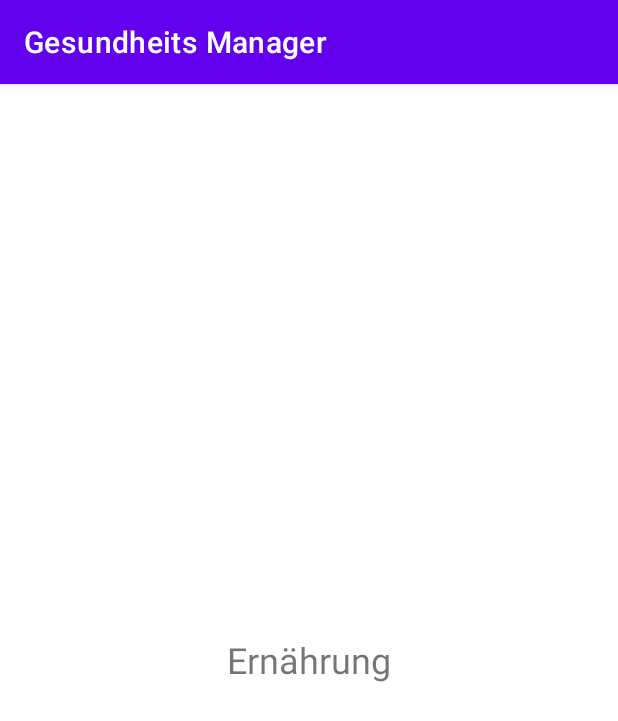
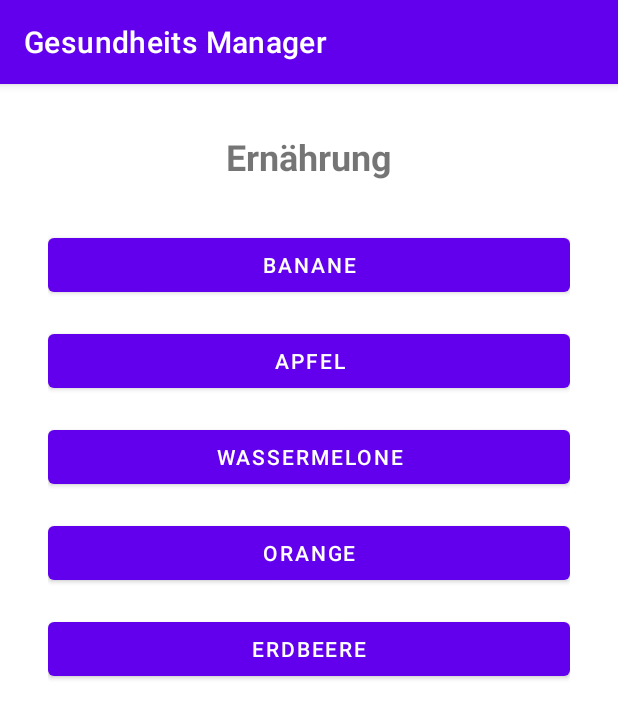
Before and after one commit to Ksarwat/GesundheitsManager-App-repo, an Android app: the fragment ErnaehrungFragment shown on its own in the app's theme, on a phone screen of 412 x 824 dp. Shown: the top 721 px of the screen. Run offline under Robolectric (Android 15) with nearby library versions, the phone set to English and light mode, and no system bars.

Commit message:
Add new fruits with some information as text

```diff
--- a/app/src/main/java/com/example/gesundheitsmanager/ui/ernaehrung/ErnaehrungFragment.java
+++ b/app/src/main/java/com/example/gesundheitsmanager/ui/ernaehrung/ErnaehrungFragment.java
@@ -5,11 +5,27 @@ import androidx.fragment.app.Fragment;
 import android.view.LayoutInflater;
 import android.view.View;
 import android.view.ViewGroup;
+import android.widget.Button;
+import androidx.navigation.Navigation;
 import com.example.gesundheitsmanager.R;
 
 public class ErnaehrungFragment extends Fragment {
     @Override
     public View onCreateView(LayoutInflater inflater, ViewGroup container, Bundle savedInstanceState) {
-        return inflater.inflate(R.layout.fragment_ernaehrung, container, false);
+        View view = inflater.inflate(R.layout.fragment_ernaehrung, container, false);
+
+        Button buttonBanane = view.findViewById(R.id.button_banane);
+        Button buttonApfel = view.findViewById(R.id.button_apfel);
+        Button buttonWassermelone = view.findViewById(R.id.button_wassermelone);
+        Button buttonOrange = view.findViewById(R.id.button_orange);
+        Button buttonErdbeere = view.findViewById(R.id.button_erdbeere);
+
+        buttonBanane.setOnClickListener(v -> Navigation.findNavController(v).navigate(R.id.fragment_banane));
+        buttonApfel.setOnClickListener(v -> Navigation.findNavController(v).navigate(R.id.fragment_apfel));
+        buttonWassermelone.setOnClickListener(v -> Navigation.findNavController(v).navigate(R.id.fragment_wassermelone));
+        buttonOrange.setOnClickListener(v -> Navigation.findNavController(v).navigate(R.id.fragment_orange));
+        buttonErdbeere.setOnClickListener(v -> Navigation.findNavController(v).navigate(R.id.fragment_erdbeere));
+
+        return view;
     }
 }
--- a/app/src/main/res/layout/fragment_ernaehrung.xml
+++ b/app/src/main/res/layout/fragment_ernaehrung.xml
@@ -1,12 +1,52 @@
 <?xml version="1.0" encoding="utf-8"?>
-<FrameLayout xmlns:android="http://schemas.android.com/apk/res/android"
+<ScrollView xmlns:android="http://schemas.android.com/apk/res/android"
     android:layout_width="match_parent"
     android:layout_height="match_parent"
     android:background="@android:color/white">
-    <TextView
-        android:layout_width="wrap_content"
+    <LinearLayout
+        android:layout_width="match_parent"
         android:layout_height="wrap_content"
-        android:text="Ernährung"
-        android:textSize="24sp"
-        android:layout_gravity="center"/>
-</FrameLayout>
+        android:orientation="vertical"
+        android:gravity="center"
+        android:padding="32dp">
+
+        <TextView
+            android:layout_width="wrap_content"
+            android:layout_height="wrap_content"
+            android:text="Ernährung"
+            android:textSize="24sp"
+            android:textStyle="bold"
+            android:layout_marginBottom="32dp"/>
+
+        <Button
+            android:id="@+id/button_banane"
+            android:layout_width="match_parent"
+            android:layout_height="wrap_content"
+            android:text="Banane"
+            android:layout_marginBottom="16dp"/>
+        <Button
+            android:id="@+id/button_apfel"
+            android:layout_width="match_parent"
+            android:layout_height="wrap_content"
+            android:text="Apfel"
+            android:layout_marginBottom="16dp"/>
+        <Button
+            android:id="@+id/button_wassermelone"
+            android:layout_width="match_parent"
+            android:layout_height="wrap_content"
+            android:text="Wassermelone"
+            android:layout_marginBottom="16dp"/>
+        <Button
+            android:id="@+id/button_orange"
+            android:layout_width="match_parent"
+            android:layout_height="wrap_content"
+            android:text="Orange"
+            android:layout_marginBottom="16dp"/>
+        <Button
+            android:id="@+id/button_erdbeere"
+            android:layout_width="match_parent"
+            android:layout_height="wrap_content"
+            android:text="Erdbeere"
+            android:layout_marginBottom="16dp"/>
+    </LinearLayout>
+</ScrollView>
```
Also changed, not shown: app/src/main/java/com/example/gesundheitsmanager/ui/ernaehrung/ApfelFragment.java (added, +15 -0 lines), app/src/main/java/com/example/gesundheitsmanager/ui/ernaehrung/BananeFragment.java (added, +15 -0 lines), app/src/main/java/com/example/gesundheitsmanager/ui/ernaehrung/ErdbeereFragment.java (added, +15 -0 lines), app/src/main/java/com/example/gesundheitsmanager/ui/ernaehrung/OrangeFragment.java (added, +15 -0 lines), app/src/main/java/com/example/gesundheitsmanager/ui/ernaehrung/WassermeloneFragment.java (added, +15 -0 lines), app/src/main/res/layout/fragment_apfel.xml (added, +20 -0 lines), app/src/main/res/layout/fragment_banane.xml (added, +20 -0 lines), app/src/main/res/layout/fragment_erdbeere.xml (added, +20 -0 lines), app/src/main/res/layout/fragment_orange.xml (added, +20 -0 lines), app/src/main/res/layout/fragment_wassermelone.xml (added, +20 -0 lines), app/src/main/res/navigation/mobile_navigation.xml (+26 -0 lines).
